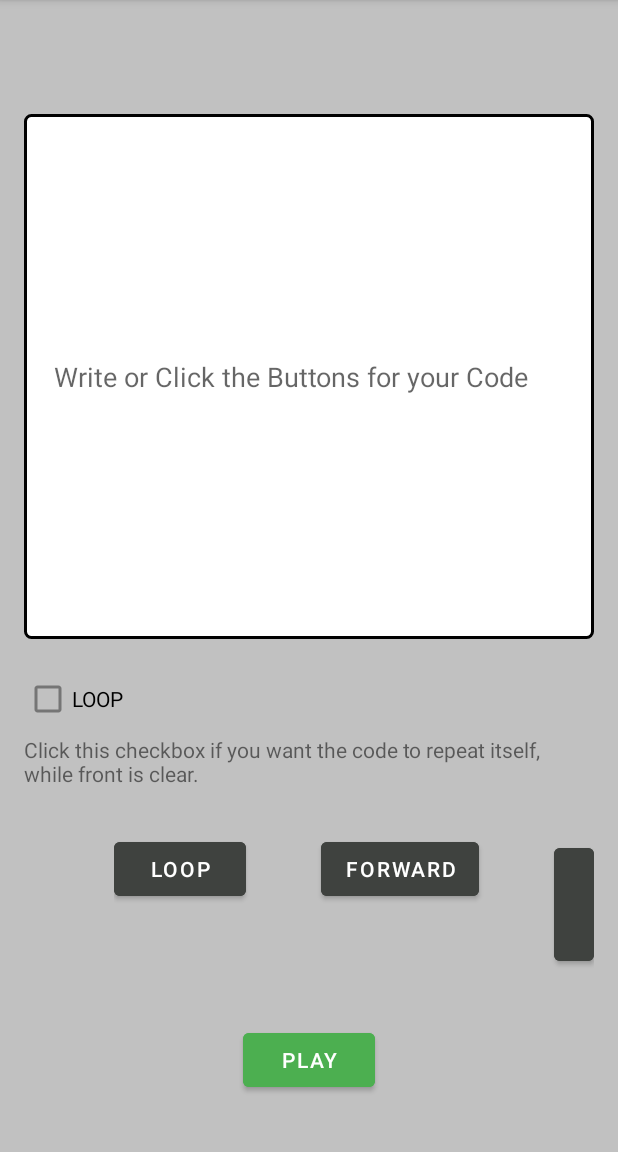
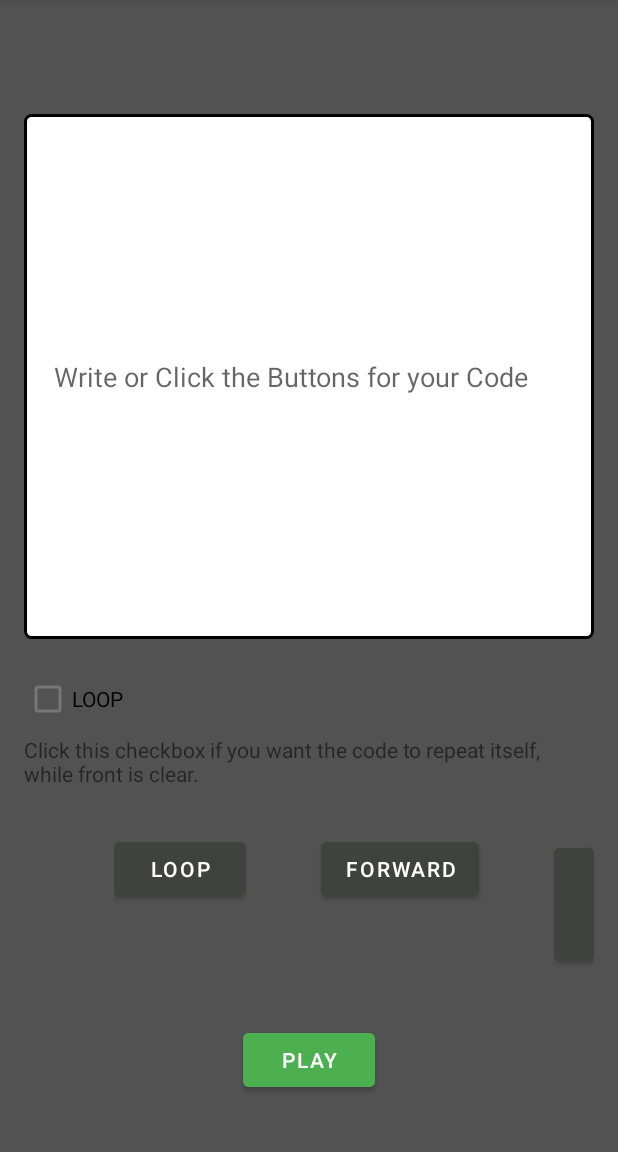
Before and after one commit to Josefinafr/RoboKarel, an Android app: the screen it shows after launch (MainActivity), on a phone screen of 412 x 824 dp, the part 84-1236 px from its top. Run offline under Robolectric (Android 15) with nearby library versions, the phone set to English and light mode, and no system bars.

Commit message:
Code Änderungen

```diff
--- a/app/src/main/res/layout/activity_main.xml
+++ b/app/src/main/res/layout/activity_main.xml
@@ -4,7 +4,7 @@
     android:layout_height="match_parent"
     android:orientation="vertical"
     android:padding="16dp"
-    android:background="#C1C1C1">
+    android:background="#535252">
 
     <EditText
         android:id="@+id/codeInput"
```
